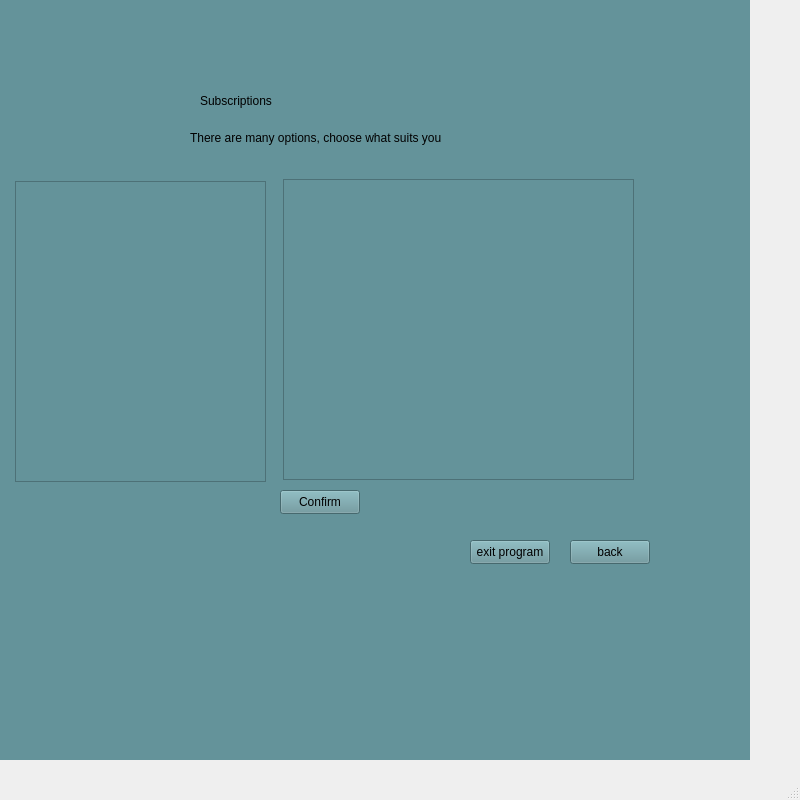
MohammedNaser28/SP_metro_system, file omar qt/QtWidgetsApplication3.ui: the form before one commit.
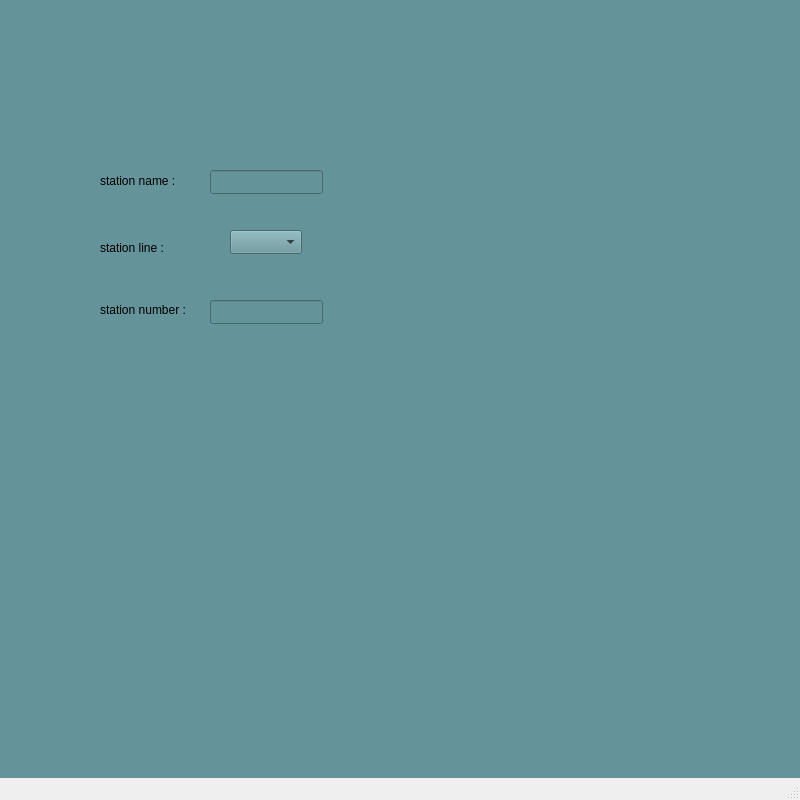
The form after the commit. The open tabs and pages were chosen to show the change. Icons and pictures are not drawn.

Patch:
```diff
--- a/omar qt/QtWidgetsApplication3.ui
+++ b/omar qt/QtWidgetsApplication3.ui
@@ -23,8 +23,8 @@
    <widget class="QStackedWidget" name="stackedWidget">
     <property name="geometry">
      <rect>
-      <x>-50</x>
-      <y>-40</y>
+      <x>0</x>
+      <y>0</y>
       <width>800</width>
       <height>800</height>
      </rect>
@@ -990,6 +990,77 @@
       </property>
      </widget>
     </widget>
+    <widget class="QWidget" name="add_station">
+     <widget class="QLineEdit" name="lineEdit">
+      <property name="geometry">
+       <rect>
+        <x>210</x>
+        <y>170</y>
+        <width>113</width>
+        <height>24</height>
+       </rect>
+      </property>
+     </widget>
+     <widget class="QLabel" name="label_12">
+      <property name="geometry">
+       <rect>
+        <x>100</x>
+        <y>170</y>
+        <width>81</width>
+        <height>21</height>
+       </rect>
+      </property>
+      <property name="text">
+       <string>station name :</string>
+      </property>
+     </widget>
+     <widget class="QLabel" name="label_13">
+      <property name="geometry">
+       <rect>
+        <x>100</x>
+        <y>240</y>
+        <width>81</width>
+        <height>16</height>
+       </rect>
+      </property>
+      <property name="text">
+       <string>station line :</string>
+      </property>
+     </widget>
+     <widget class="QLabel" name="label_14">
+      <property name="geometry">
+       <rect>
+        <x>100</x>
+        <y>300</y>
+        <width>91</width>
+        <height>20</height>
+       </rect>
+      </property>
+      <property name="text">
+       <string>station number :</string>
+      </property>
+     </widget>
+     <widget class="QComboBox" name="comboBox">
+      <property name="geometry">
+       <rect>
+        <x>230</x>
+        <y>230</y>
+        <width>72</width>
+        <height>24</height>
+       </rect>
+      </property>
+     </widget>
+     <widget class="QLineEdit" name="lineEdit_2">
+      <property name="geometry">
+       <rect>
+        <x>210</x>
+        <y>300</y>
+        <width>113</width>
+        <height>24</height>
+       </rect>
+      </property>
+     </widget>
+    </widget>
     <widget class="QWidget" name="admin">
      <widget class="QWidget" name="widget_17" native="true">
       <property name="geometry">
```
Left out of the diff: 28 changed lines with no effect on the pictures.
